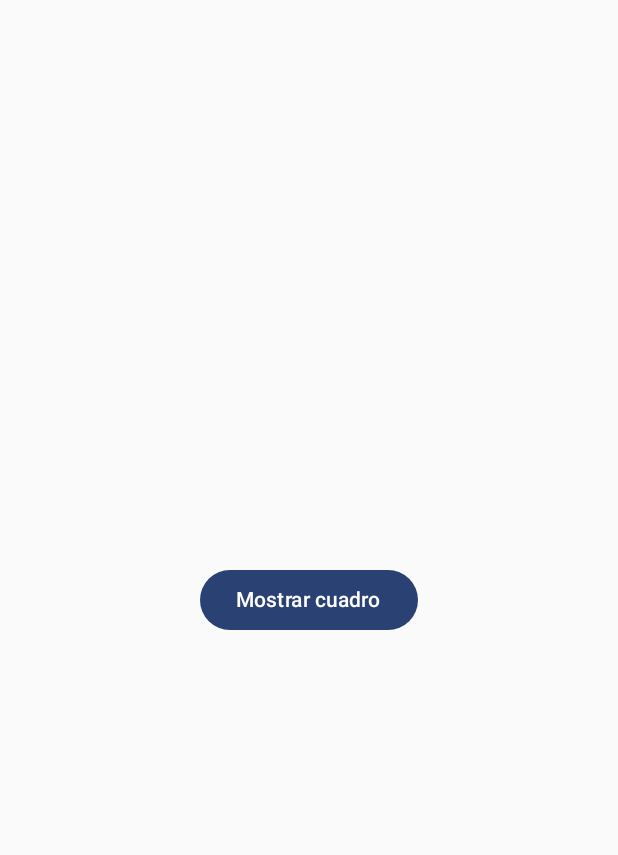
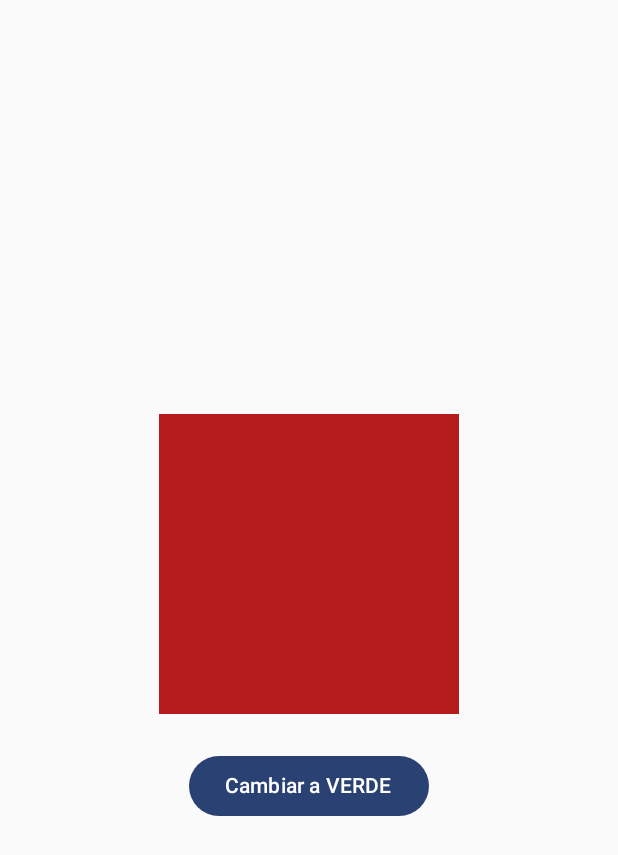
Before and after one commit to Starqx-ym/Lab13, an Android app built with Jetpack Compose: the screen it shows after launch (MainActivity), on a phone screen of 412 x 824 dp. Shown: the top 855 px of the screen. Run offline under Robolectric (Android 15) with nearby library versions, the phone set to English and light mode, and no system bars.

Commit message:
"feat: ejercicio2 animación de color con animateColorAsState"ade & slide"

```diff
--- a/app/src/main/java/com/example/lab13/MainActivity.kt
+++ b/app/src/main/java/com/example/lab13/MainActivity.kt
@@ -23,7 +23,7 @@ class MainActivity : ComponentActivity() {
         super.onCreate(savedInstanceState)
         setContent {
             Lab13Theme {
-                AnimatedVisibilityExampleScreen()
+                ColorAnimationExample()
             }
         }
     }
@@ -67,3 +67,35 @@ fun AnimatedVisibilityExampleScreen() {
         }
     }
 }
+@Composable
+fun ColorAnimationExample() {
+    var isOn by remember { mutableStateOf(false) }
+
+    // Estado animado del color
+    val backgroundColor by animateColorAsState(
+        targetValue = if (isOn) Color(0xFF4CAF50) else Color(0xFFB71C1C),
+        animationSpec = tween(durationMillis = 600),
+        label = "colorAnimation"
+    )
+
+    Column(
+        modifier = Modifier
+            .fillMaxSize()
+            .padding(24.dp),
+        verticalArrangement = Arrangement.Center,
+        horizontalAlignment = Alignment.CenterHorizontally
+    ) {
+
+        Box(
+            modifier = Modifier
+                .size(200.dp)
+                .background(backgroundColor)
+        )
+
+        Spacer(modifier = Modifier.height(24.dp))
+
+        Button(onClick = { isOn = !isOn }) {
+            Text(if (isOn) "Cambiar a ROJO" else "Cambiar a VERDE")
+        }
+    }
+}
```
